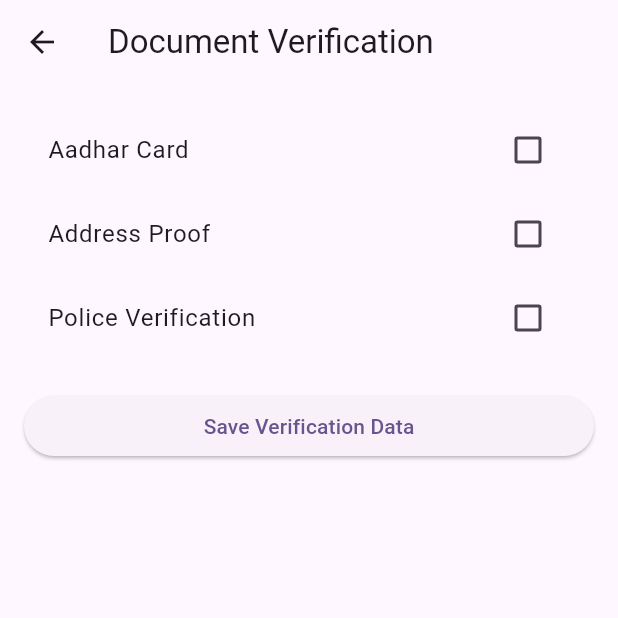
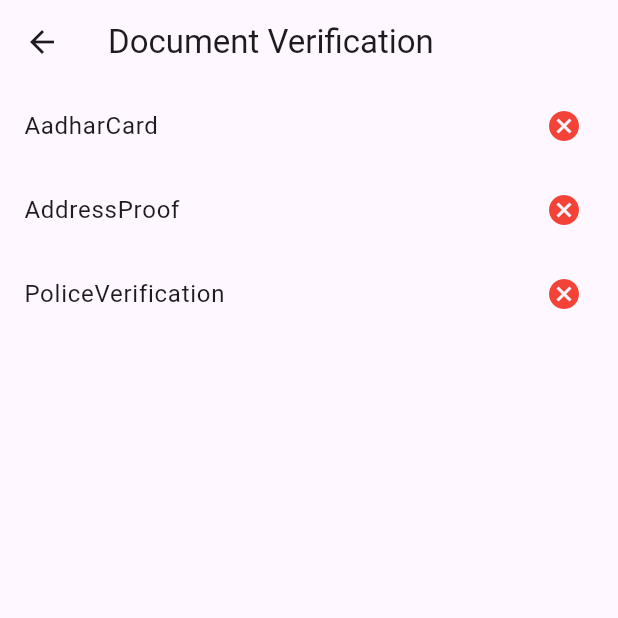
Before and after one commit to AkarshPuranik/mazdoor, a Flutter app: the OnboardingScreen screen opened directly with empty values, after a tap on "Document Verification", on a phone screen of 412 x 824 dp, the top half of it. Run offline on Flutter 3.47's test engine with Material 3 defaults, Android fonts, the phone set to English and light mode, and no system bars; our stand-ins replace cloud_firestore, firebase_auth, firebase_core, firebase_storage, geocoding, geolocator and 1 more; accounts and stored records are empty.

Commit message:
user data and verification

```diff
--- a/lib/Document_Verification_Screen.dart
+++ b/lib/Document_Verification_Screen.dart
@@ -1,13 +1,11 @@
 import 'package:flutter/material.dart';
 import 'package:cloud_firestore/cloud_firestore.dart';
-import 'package:mazdoor/address_proof.dart';
-import 'package:mazdoor/adhar.dart';
-import 'package:mazdoor/police_verification.dart';
+import 'package:firebase_auth/firebase_auth.dart';
+import 'package:mazdoor/document_uplaod_screen.dart';
 
 class DocumentVerificationScreen extends StatefulWidget {
-  final String userId;
-
-  const DocumentVerificationScreen({required this.userId});
+  final String phoneNumber;
+  const DocumentVerificationScreen({super.key, required this.phoneNumber});
 
   @override
   _DocumentVerificationScreenState createState() =>
@@ -16,102 +14,90 @@ class DocumentVerificationScreen extends StatefulWidget {
 
 class _DocumentVerificationScreenState
     extends State<DocumentVerificationScreen> {
-  bool aadharCard = false;
-  bool addressProof = false;
-  bool policeVerification = false;
+  final List<String> documentTypes = [
+    "AadharCard",
+    "AddressProof",
+    "PoliceVerification"
+  ];
+  String? phoneNumber;
 
-  Future<void> _saveVerificationData() async {
-    await FirebaseFirestore.instance
-        .collection('service_user')
-        .doc(widget.userId)
-        .update({
-      'documentVerification': {
-        'aadharCard': aadharCard,
-        'addressProof': addressProof,
-        'policeVerification': policeVerification,
-      },
-    });
-    ScaffoldMessenger.of(context)
-        .showSnackBar(SnackBar(content: Text('Document verification saved')));
+  @override
+  void initState() {
+    super.initState();
+    phoneNumber = FirebaseAuth.instance.currentUser?.phoneNumber;
   }
 
-  void _navigateToScreen(String documentType) {
-    Widget screen;
-
-    switch (documentType) {
-      case 'Aadhar Card':
-        screen = Adhar(); // Navigate to ExampleScreen1
-        break;
-      case 'Address Proof':
-        screen = AddressProof(); // Navigate to ExampleScreen2
-        break;
-      case 'Police Verification':
-        screen = PoliceVerification(); // Navigate to ExampleScreen3
-        break;
-      default:
-        return; // No navigation if the type is unknown
+  Future<Map<String, bool>> getDocumentStatus() async {
+    if (phoneNumber == null) {
+      return {}; // Return an empty map if no phone number is found.
     }
 
-    Navigator.push(
-      context,
-      MaterialPageRoute(builder: (context) => screen),
-    );
+    Map<String, bool> documentStatus = {};
+
+    for (var docType in documentTypes) {
+      DocumentSnapshot<Map<String, dynamic>> snapshot = await FirebaseFirestore
+          .instance
+          .collection('service_user')
+          .doc(phoneNumber)
+          .collection('document_verification')
+          .doc(docType)
+          .get();
+
+      bool isUploaded = snapshot.exists &&
+          snapshot.data()?['frontImageUrl'] != null &&
+          snapshot.data()?['backImageUrl'] != null;
+
+      documentStatus[docType] = isUploaded;
+    }
+
+    return documentStatus;
   }
 
   @override
   Widget build(BuildContext context) {
     return Scaffold(
-      appBar: AppBar(
-        title: Text('Document Verification'),
-      ),
-      body: Padding(
-        padding: const EdgeInsets.all(16.0),
-        child: Column(
-          crossAxisAlignment: CrossAxisAlignment.stretch,
-          children: [
-            CheckboxListTile(
-              title: Text("Aadhar Card"),
-              value: aadharCard,
-              onChanged: (value) {
-                setState(() {
-                  aadharCard = value!;
-                });
-                if (value!) {
-                  _navigateToScreen("Aadhar Card");
-                }
+      appBar: AppBar(title: Text("Document Verification")),
+      body: FutureBuilder<Map<String, bool>>(
+        future: getDocumentStatus(),
+        builder: (context, snapshot) {
+          if (snapshot.connectionState == ConnectionState.waiting) {
+            return Center(child: CircularProgressIndicator());
+          } else if (snapshot.hasError) {
+            return Center(child: Text("Error loading document statuses"));
+          } else {
+            Map<String, bool> documentStatus = snapshot.data ?? {};
+
+            return ListView.builder(
+              itemCount: documentTypes.length,
+              itemBuilder: (context, index) {
+                String docType = documentTypes[index];
+                bool isUploaded = documentStatus[docType] ?? false;
+
+                return ListTile(
+                  title: Text(docType),
+                  trailing: Icon(
+                    isUploaded ? Icons.check_circle : Icons.cancel,
+                    color: isUploaded ? Colors.green : Colors.red,
+                  ),
+                  onTap: () {
+                    Navigator.push(
+                      context,
+                      MaterialPageRoute(
+                        builder: (context) => DocumentUploadScreen(
+                          documentType: docType,
+                          phoneNumber: phoneNumber!,
+                        ),
+                      ),
+                    ).then((_) {
+                      setState(
+                          () {}); // Refresh status when returning to this screen.
+                    });
+                  },
+                );
               },
-            ),
-            CheckboxListTile(
-              title: Text("Address Proof"),
-              value: addressProof,
-              onChanged: (value) {
-                setState(() {
-                  addressProof = value!;
-                });
-                if (value!) {
-                  _navigateToScreen("Address Proof");
-                }
-              },
-            ),
-            CheckboxListTile(
-              title: Text("Police Verification"),
-              value: policeVerification,
-              onChanged: (value) {
-                setState(() {
-                  policeVerification = value!;
-                });
-                if (value!) {
-                  _navigateToScreen("Police Verification");
-                }
-              },
-            ),
-            SizedBox(height: 20),
-            ElevatedButton(
-              onPressed: _saveVerificationData,
-              child: Text("Save Verification Data"),
-            ),
-          ],
-        ),
+            );
+          }
+        },
       ),
     );
   }
--- a/lib/Onboarding_Screen.dart
+++ b/lib/Onboarding_Screen.dart
@@ -1,17 +1,19 @@
+import 'package:firebase_auth/firebase_auth.dart';
 import 'package:flutter/material.dart';
 import 'package:cloud_firestore/cloud_firestore.dart';
 import 'package:mazdoor/Document_Verification_Screen.dart';
 
 class OnboardingScreen extends StatelessWidget {
-  final String userId;
+  final String phoneNumber;
 
-  OnboardingScreen({required this.userId});
+  OnboardingScreen({required this.phoneNumber});
 
   Future<void> _applyForVerification(BuildContext context) async {
+    String? phoneNumber = FirebaseAuth.instance.currentUser?.phoneNumber;
     // Reference to the "onboardingStatus" subcollection inside the user's document
     CollectionReference onboardingStatusCollection = FirebaseFirestore.instance
         .collection('service_user')
-        .doc(userId)
+        .doc(phoneNumber)
         .collection('onboardingStatus');
 
     // Set the onboarding status data in the subcollection
@@ -42,19 +44,28 @@ class OnboardingScreen extends StatelessWidget {
           children: [
             ListTile(
               title: Text("Document Verification"),
+              subtitle: Text(
+                "Police Verification, Pan Card, Aadhar card, Driving License,",
+                style: TextStyle(fontSize: 10),
+              ),
               trailing: Icon(Icons.arrow_forward),
               onTap: () {
                 Navigator.push(
                   context,
                   MaterialPageRoute(
-                      builder: (context) =>
-                          DocumentVerificationScreen(userId: userId)),
+                      builder: (context) => DocumentVerificationScreen(
+                            phoneNumber: phoneNumber,
+                          )),
                 );
               },
             ),
             Divider(),
             ListTile(
               title: Text("Bank Details"),
+              subtitle: Text(
+                "Add your bank Details",
+                style: TextStyle(fontSize: 10),
+              ),
               trailing: Icon(Icons.arrow_forward),
               onTap: () {
                 // Navigate to Bank Details screen
@@ -63,6 +74,10 @@ class OnboardingScreen extends StatelessWidget {
             Divider(),
             ListTile(
               title: Text("Training Module"),
+              subtitle: Text(
+                "Some Basic training modules for skill development",
+                style: TextStyle(fontSize: 10),
+              ),
               trailing: Icon(Icons.arrow_forward),
               onTap: () {
                 // Navigate to Training Module screen
@@ -71,6 +86,10 @@ class OnboardingScreen extends StatelessWidget {
             Divider(),
             ListTile(
               title: Text("Verify Vaccination Status"),
+              subtitle: Text(
+                "Health Safety",
+                style: TextStyle(fontSize: 10),
+              ),
               trailing: Icon(Icons.arrow_forward),
               onTap: () {
                 // Navigate to Vaccination Status screen
@@ -79,6 +98,10 @@ class OnboardingScreen extends StatelessWidget {
             Divider(),
             ListTile(
               title: Text("About you"),
+              subtitle: Text(
+                "Lets know more about you",
+                style: TextStyle(fontSize: 10),
+              ),
               trailing: Icon(Icons.arrow_forward),
               onTap: () {
                 // Navigate to About You screen
--- a/lib/location_screen.dart
+++ b/lib/location_screen.dart
@@ -3,6 +3,7 @@ import 'package:flutter/material.dart';
 import 'package:geocoding/geocoding.dart';
 import 'package:geolocator/geolocator.dart';
 import 'package:mazdoor/Document_Verification_Screen.dart';
+import 'package:mazdoor/Onboarding_Screen.dart';
 
 class LocationScreen extends StatefulWidget {
   const LocationScreen({super.key});
@@ -44,8 +45,7 @@ class _LocationScreenState extends State<LocationScreen> {
         Navigator.pushReplacement(
             context,
             MaterialPageRoute(
-                builder: (context) =>
-                    DocumentVerificationScreen(userId: userId)));
+                builder: (context) => OnboardingScreen(phoneNumber: userId)));
       });
     } catch (e) {
       setState(() {
```
Also changed, not shown: lib/adhar.dart (deleted, +0 -15 lines), lib/document_uplaod_screen.dart (added, +165 -0 lines), lib/image_picker.dart (added, +38 -0 lines), lib/user_data.dart (+9 -3 lines).
